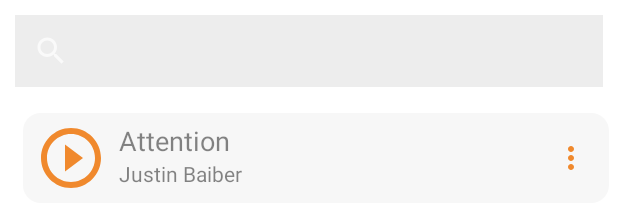
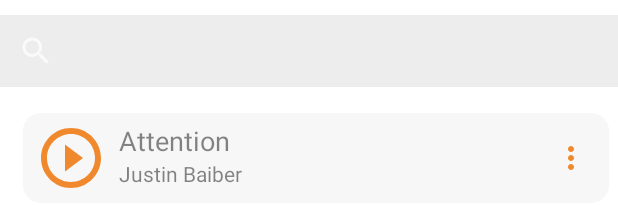
Before and after one commit to atembamanu/Am-Music, an Android app: the layout fragment_tab3.xml on its own in the app's theme, with its tools: preview values and no code run, on a phone screen of 412 x 824 dp. Shown: the top 205 px of the screen. Run offline under Robolectric (Android 15) with nearby library versions, the phone set to English and light mode, and no system bars.

Commit message:
code refactoring :)

```diff
--- a/app/src/main/java/com/blueman/ammusic/Fragments/tab3.java
+++ b/app/src/main/java/com/blueman/ammusic/Fragments/tab3.java
@@ -51,12 +51,18 @@ public class tab3 extends Fragment {
         recyclerView = view.findViewById(R.id.localRecyclerView);
 
         searchView = view.findViewById(R.id.search_view);
+        List<LocalAudioTracks> tracks = getSongs();
+        LocalTracksAdapter localTracksAdapter = new LocalTracksAdapter(getContext(), tracks, localSongsListener);
+        recyclerView.setAdapter(localTracksAdapter);
+        recyclerView.setHasFixedSize(true);
+        recyclerView.setItemViewCacheSize(20);
+        recyclerView.setDrawingCacheEnabled(true);
+        recyclerView.setNestedScrollingEnabled(true);
+        recyclerView.setDrawingCacheQuality(View.DRAWING_CACHE_QUALITY_HIGH);
+
         RecyclerView.LayoutManager layoutManager = new LinearLayoutManager(getContext());
         recyclerView.setLayoutManager(layoutManager);
 
-        List<LocalAudioTracks> tracks = getSongs();
-        LocalTracksAdapter localTracksAdapter = new LocalTracksAdapter(getContext(), tracks, localSongsListener);
-        recyclerView.setAdapter(localTracksAdapter);
         if (getArguments() != null) {
             String mParam1 = getArguments().getString(ARG_PARAM1);
             String mParam2 = getArguments().getString(ARG_PARAM2);
--- a/app/src/main/res/layout/fragment_tab3.xml
+++ b/app/src/main/res/layout/fragment_tab3.xml
@@ -1,39 +1,43 @@
 <?xml version="1.0" encoding="utf-8"?>
-<FrameLayout xmlns:android="http://schemas.android.com/apk/res/android"
+<androidx.constraintlayout.widget.ConstraintLayout xmlns:android="http://schemas.android.com/apk/res/android"
     xmlns:tools="http://schemas.android.com/tools"
     android:layout_width="match_parent"
     android:layout_height="match_parent"
     xmlns:app="http://schemas.android.com/apk/res-auto"
     android:background="@color/colorWhite"
     tools:context=".Fragments.tab3">
-    <ProgressBar
-        android:layout_width="match_parent"
-        android:layout_height="wrap_content"
-        style="@style/Widget.AppCompat.ProgressBar.Horizontal"
-        android:layout_margin="16dp"
-        android:visibility="invisible"
-        tools:visibility="visible"
-        android:id="@+id/progress_horizontal"/>
+<!--    <ProgressBar-->
+<!--        android:layout_width="match_parent"-->
+<!--        android:layout_height="wrap_content"-->
+<!--        style="@style/Widget.AppCompat.ProgressBar.Horizontal"-->
+<!--        android:layout_margin="16dp"-->
+<!--        android:visibility="invisible"-->
+<!--        tools:visibility="visible"-->
+<!--        android:id="@+id/progress_horizontal"/>-->
 
     <androidx.appcompat.widget.SearchView
         android:id="@+id/search_view"
         android:layout_width="match_parent"
         android:layout_height="wrap_content"
-        app:queryHint="Search songs"
-        android:layout_marginStart="10dp"
         android:layout_marginTop="10dp"
         android:background="#ededed"
-        android:layout_marginEnd="10dp" />
+        app:layout_constraintEnd_toEndOf="parent"
+        app:layout_constraintStart_toStartOf="parent"
+        app:layout_constraintTop_toTopOf="parent"
+        app:queryHint="Search songs" />
 
     <androidx.recyclerview.widget.RecyclerView
         android:id="@+id/localRecyclerView"
         android:layout_width="match_parent"
         android:layout_height="wrap_content"
+        android:layout_marginTop="70dp"
         android:paddingStart="15sp"
         android:paddingLeft="15sp"
+        android:paddingEnd="6sp"
         android:paddingRight="6sp"
-        android:paddingEnd="6sp"
-        android:layout_marginTop="70dp"
+        app:layout_constraintEnd_toEndOf="parent"
+        app:layout_constraintStart_toStartOf="parent"
+        app:layout_constraintTop_toTopOf="parent"
         tools:listitem="@layout/local_list" />
 
-</FrameLayout>
+</androidx.constraintlayout.widget.ConstraintLayout>
```
